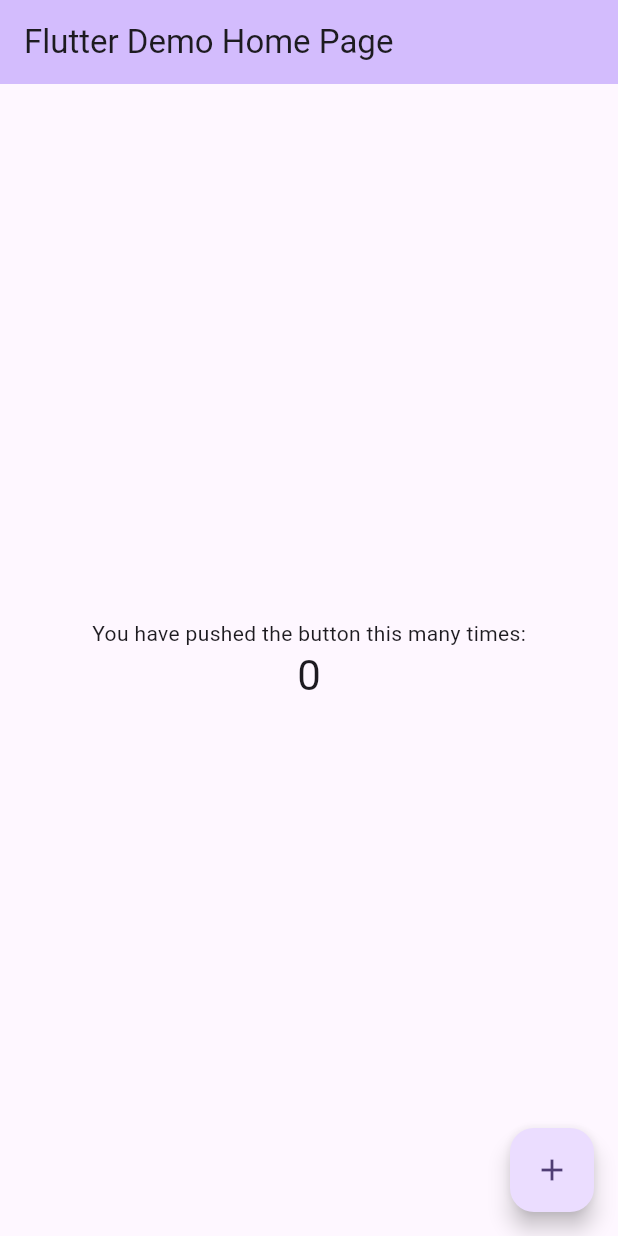
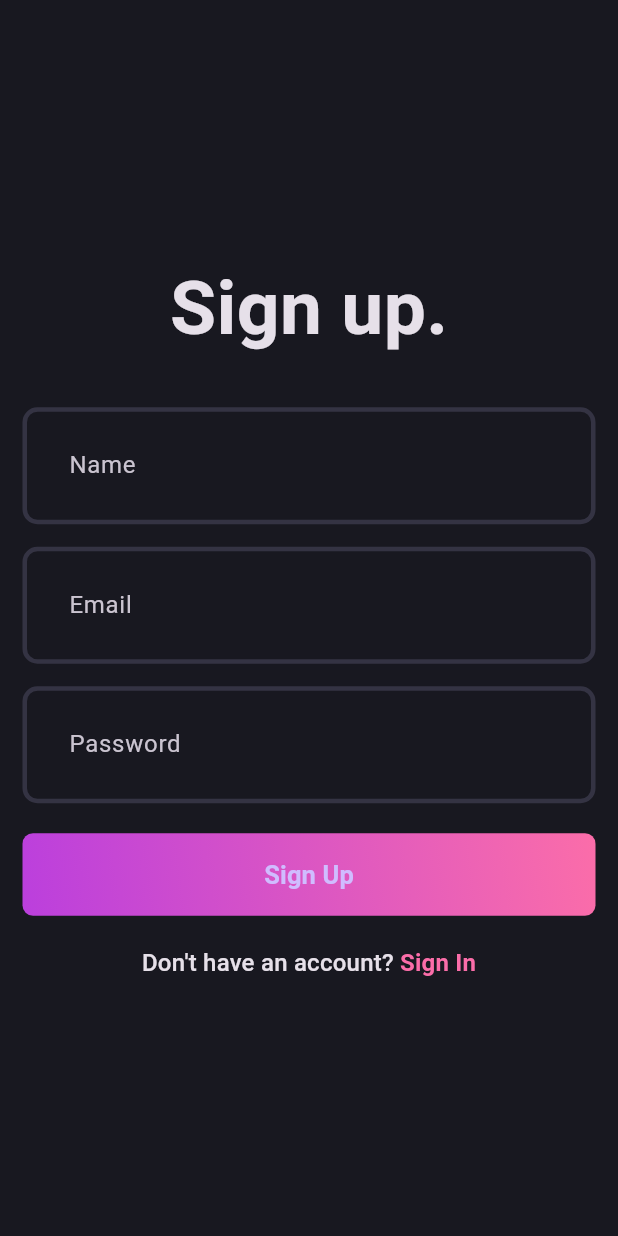
Before and after one commit to imtangim/blog_app_flutter, a Flutter app: the screen it shows after launch, on a phone screen of 412 x 824 dp. Run offline on Flutter 3.47's test engine with Material 3 defaults, Android fonts, the phone set to English and light mode, and no system bars.

Commit message:
signup design done

```diff
--- /dev/null
+++ b/lib/core/theme/app_pallet.dart
@@ -0,0 +1,13 @@
+import 'package:flutter/material.dart';
+
+class AppPallete {
+  static const Color backgroundColor = Color.fromRGBO(24, 24, 32, 1);
+  static const Color gradient1 = Color.fromRGBO(187, 63, 221, 1);
+  static const Color gradient2 = Color.fromRGBO(251, 109, 169, 1);
+  static const Color gradient3 = Color.fromRGBO(255, 159, 124, 1);
+  static const Color borderColor = Color.fromRGBO(52, 51, 67, 1);
+  static const Color whiteColor = Colors.white;
+  static const Color greyColor = Colors.grey;
+  static const Color errorColor = Colors.redAccent;
+  static const Color transparentColor = Colors.transparent;
+}
--- /dev/null
+++ b/lib/core/theme/theme.dart
@@ -0,0 +1,20 @@
+import 'package:blog_app/core/theme/app_pallet.dart';
+import 'package:flutter/material.dart';
+
+class Apptheme {
+  static _border([Color color = AppPallete.borderColor]) => OutlineInputBorder(
+        borderSide: BorderSide(
+          color: color,
+          width: 3,
+        ),
+        borderRadius: BorderRadius.circular(10),
+      );
+  static final darkThemeMode = ThemeData.dark().copyWith(
+    scaffoldBackgroundColor: AppPallete.backgroundColor,
+    inputDecorationTheme: InputDecorationTheme(
+      contentPadding: const EdgeInsets.all(27),
+      enabledBorder: _border(),
+      focusedBorder: _border(AppPallete.gradient2),
+    ),
+  );
+}
--- /dev/null
+++ b/lib/features/auth/presentation/pages/sign_up.dart
@@ -0,0 +1,64 @@
+import 'package:blog_app/core/theme/app_pallet.dart';
+import 'package:blog_app/features/auth/presentation/widgets/auth_field.dart';
+import 'package:blog_app/features/auth/presentation/widgets/auth_gradient_button.dart';
+import 'package:flutter/material.dart';
+
+class SignupPage extends StatefulWidget {
+  const SignupPage({super.key});
+
+  @override
+  State<SignupPage> createState() => _SignupPageState();
+}
+
+class _SignupPageState extends State<SignupPage> {
+  @override
+  Widget build(BuildContext context) {
+    return Scaffold(
+      body: Padding(
+        padding: const EdgeInsets.all(15.0),
+        child: Column(
+          mainAxisAlignment: MainAxisAlignment.center,
+          crossAxisAlignment: CrossAxisAlignment.center,
+          children: [
+            const Text(
+              "Sign up.",
+              style: TextStyle(
+                fontSize: 50,
+                fontWeight: FontWeight.bold,
+              ),
+            ),
+            const SizedBox(height: 30),
+            const AuthField(
+              hintText: "Name",
+            ),
+            const SizedBox(height: 15),
+            const AuthField(
+              hintText: "Email",
+            ),
+            const SizedBox(height: 15),
+            const AuthField(
+              hintText: "Password",
+            ),
+            const SizedBox(height: 20),
+            const AuthGradientButton(),
+            const SizedBox(height: 20),
+            RichText(
+              text: TextSpan(
+                  text: "Don't have an account? ",
+                  style: Theme.of(context).textTheme.titleMedium,
+                  children: [
+                    TextSpan(
+                      text: "Sign In",
+                      style: Theme.of(context).textTheme.titleMedium?.copyWith(
+                            color: AppPallete.gradient2,
+                            fontWeight: FontWeight.bold,
+                          ),
+                    )
+                  ]),
+            )
+          ],
+        ),
+      ),
+    );
+  }
+}
--- /dev/null
+++ b/lib/features/auth/presentation/widgets/auth_field.dart
@@ -0,0 +1,13 @@
+import 'package:flutter/material.dart';
+
+class AuthField extends StatelessWidget {
+  final String hintText;
+  const AuthField({super.key, required this.hintText});
+
+  @override
+  Widget build(BuildContext context) {
+    return TextFormField(
+      decoration: InputDecoration(hintText: hintText),
+    );
+  }
+}
--- /dev/null
+++ b/lib/features/auth/presentation/widgets/auth_gradient_button.dart
@@ -0,0 +1,38 @@
+import 'package:blog_app/core/theme/app_pallet.dart';
+import 'package:flutter/material.dart';
+
+class AuthGradientButton extends StatelessWidget {
+  const AuthGradientButton({super.key});
+
+  @override
+  Widget build(BuildContext context) {
+    return Container(
+      decoration: BoxDecoration(
+        borderRadius: BorderRadius.circular(7),
+        gradient: const LinearGradient(
+          colors: [
+            AppPallete.gradient1,
+            AppPallete.gradient2,
+          ],
+          begin: Alignment.bottomLeft,
+          end: Alignment.topRight,
+        ),
+      ),
+      child: ElevatedButton(
+        onPressed: () {},
+        style: ElevatedButton.styleFrom(
+          backgroundColor: AppPallete.transparentColor,
+          fixedSize: Size(MediaQuery.of(context).size.width, 55),
+          shadowColor: AppPallete.transparentColor,
+        ),
+        child: const Text(
+          "Sign Up",
+          style: TextStyle(
+            fontSize: 17,
+            fontWeight: FontWeight.w600,
+          ),
+        ),
+      ),
+    );
+  }
+}
--- a/lib/main.dart
+++ b/lib/main.dart
@@ -1,3 +1,5 @@
+import 'package:blog_app/core/theme/theme.dart';
+import 'package:blog_app/features/auth/presentation/pages/sign_up.dart';
 import 'package:flutter/material.dart';
 
 void main() {
@@ -10,60 +12,10 @@ class MyApp extends StatelessWidget {
   @override
   Widget build(BuildContext context) {
     return MaterialApp(
-      title: 'Flutter Demo',
-      theme: ThemeData(
-        colorScheme: ColorScheme.fromSeed(seedColor: Colors.deepPurple),
-        useMaterial3: true,
-      ),
-      home: const MyHomePage(title: 'Flutter Demo Home Page'),
+      debugShowCheckedModeBanner: false,
+      title: 'Blog App',
+      theme: Apptheme.darkThemeMode,
+      home: const SignupPage(),
     );
   }
 }
-
-class MyHomePage extends StatefulWidget {
-  const MyHomePage({super.key, required this.title});
-
-  final String title;
-
-  @override
-  State<MyHomePage> createState() => _MyHomePageState();
-}
-
-class _MyHomePageState extends State<MyHomePage> {
-  int _counter = 0;
-
-  void _incrementCounter() {
-    setState(() {
-      _counter++;
-    });
-  }
-
-  @override
-  Widget build(BuildContext context) {
-    return Scaffold(
-      appBar: AppBar(
-        backgroundColor: Theme.of(context).colorScheme.inversePrimary,
-        title: Text(widget.title),
-      ),
-      body: Center(
-        child: Column(
-          mainAxisAlignment: MainAxisAlignment.center,
-          children: <Widget>[
-            const Text(
-              'You have pushed the button this many times:',
-            ),
-            Text(
-              '$_counter',
-              style: Theme.of(context).textTheme.headlineMedium,
-            ),
-          ],
-        ),
-      ),
-      floatingActionButton: FloatingActionButton(
-        onPressed: _incrementCounter,
-        tooltip: 'Increment',
-        child: const Icon(Icons.add),
-      ),
-    );
-  }
-}
```
Also changed, not shown: 1 other file.
